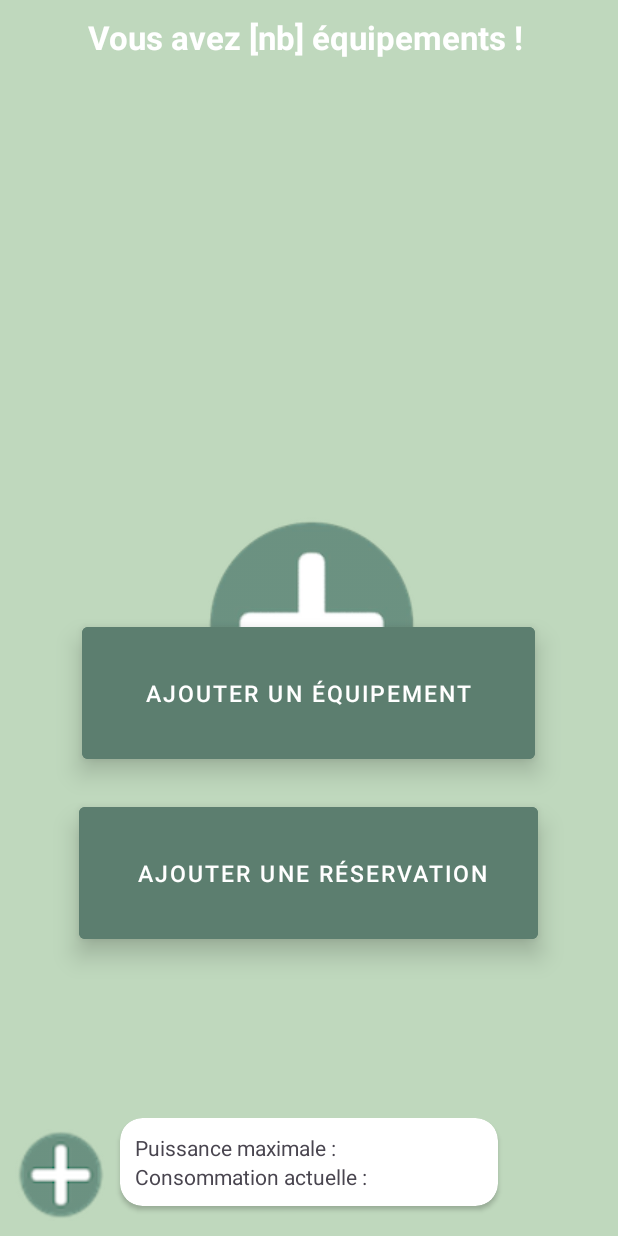
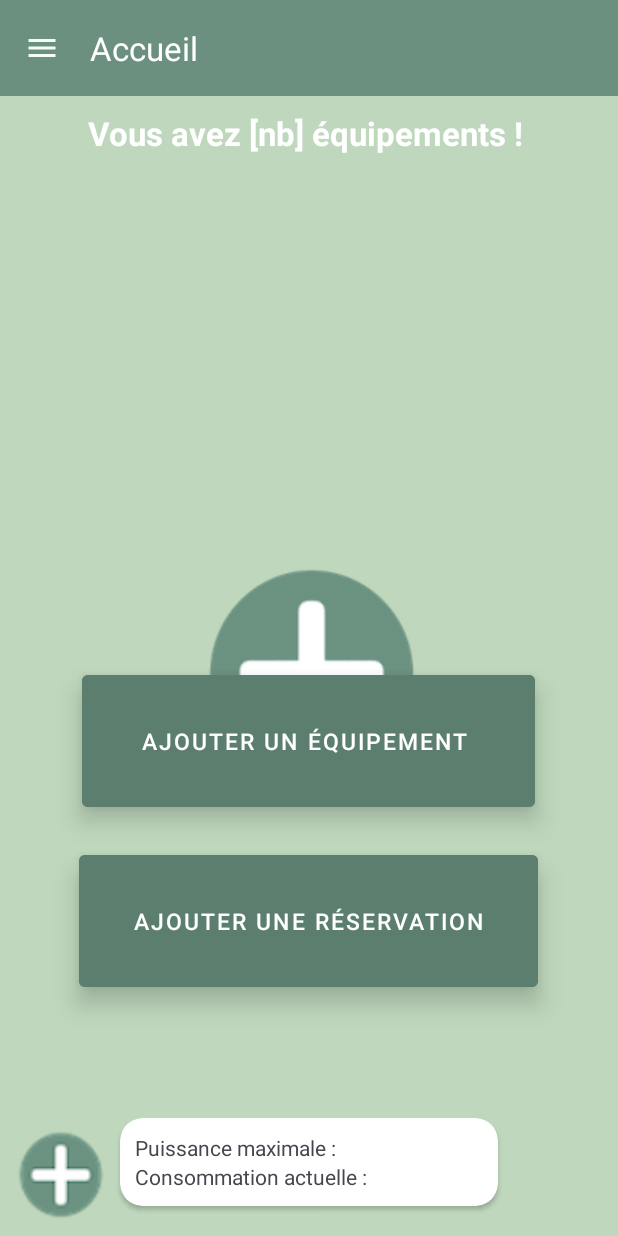
Before and after one commit to isradh/R4_11_Projet_DevMobile, an Android app: the fragment EquipementFragment placed in its activity, on a phone screen of 412 x 824 dp. Run offline under Robolectric (Android 15) with nearby library versions, the phone set to English and light mode, and no system bars; our stand-ins replace Volley; network calls fail; 1 statement that could not run was skipped.

Commit message:
affichage equipement, ajustement menu hamburger

```diff
--- a/app/src/main/java/com/example/r4_11_devmobile/EquipementFragment.java
+++ b/app/src/main/java/com/example/r4_11_devmobile/EquipementFragment.java
@@ -1,4 +1,6 @@
 package com.example.r4_11_devmobile;
+
+import com.example.r4_11_devmobile.UserId;
 
 import android.content.Intent;
 import android.os.Bundle;
@@ -9,11 +11,32 @@ import android.view.LayoutInflater;
 import android.view.View;
 import android.view.ViewGroup;
 import android.widget.ImageView;
+import android.widget.ListView;
+import android.widget.TextView;
+import android.widget.Toast;
+
+import com.android.volley.Request;
+import com.android.volley.Response;
+import com.android.volley.VolleyError;
+import com.android.volley.toolbox.JsonArrayRequest;
+import com.android.volley.toolbox.Volley;
+
+import org.json.JSONArray;
+import org.json.JSONException;
+import org.json.JSONObject;
+
+import java.util.ArrayList;
 
 
 public class EquipementFragment extends Fragment {
 
     private View view;
+
+    private ListView listView;
+
+    private int nbEquipement ;
+
+    ImageView ajoutAlerte;
 
     @Override
     public View onCreateView(LayoutInflater inflater, ViewGroup container,
@@ -21,9 +44,10 @@ public class EquipementFragment extends Fragment {
 
         view = inflater.inflate(R.layout.fragment_equipement, container, false);
 
+        // Initialisez votre ListView ici
+        listView = view.findViewById(R.id.ancienneAlertelistView);
 
-        ImageView ajoutAlerte = view.findViewById(R.id.ajoutAlerte);
-
+        ajoutAlerte = view.findViewById(R.id.ajoutAlerte);
 
         ajoutAlerte.setOnClickListener(new View.OnClickListener() {
             @Override
@@ -33,8 +57,55 @@ public class EquipementFragment extends Fragment {
             }
         });
 
+        String userId = UserId.getUserId();
+        connectUser(userId);
+
         return view;
+    }
 
+
+    public void connectUser(String userId) {
+        String url = "http://10.0.2.2/devmobile/actions/recupEquipement.php?userId=" + userId;
+        JsonArrayRequest jsonArrayRequest = new JsonArrayRequest(Request.Method.GET, url, null,
+                new Response.Listener<JSONArray>() {
+                    @Override
+                    public void onResponse(JSONArray response) {
+
+                        handleResponse(response);
+                        if (nbEquipement > 0) {
+                            listView.setVisibility(View.VISIBLE);
+                            ajoutAlerte.setVisibility(View.INVISIBLE);
+                            TextView nbequipement = view.findViewById(R.id.hello);
+                            nbequipement.setText("Vous avez " + nbEquipement + " équipements !");
+                        }
+                    }
+                }, new Response.ErrorListener() {
+            @Override
+            public void onErrorResponse(VolleyError erreur) {
+                Toast.makeText(getContext(), erreur.getMessage().toString(), Toast.LENGTH_LONG).show();
+            }
+        });
+
+        Volley.newRequestQueue(getContext()).add(jsonArrayRequest);
+    }
+
+    private void handleResponse(JSONArray response) {
+        ArrayList<Equipement> equipement = new ArrayList<>();
+        for (int i = 0; i < response.length(); i++) {
+            try {
+                JSONObject jsonObject = response.getJSONObject(i);
+                String nom = jsonObject.getString("nom");
+                String wattageStr = jsonObject.getString("wattage");
+                int wattage = Integer.parseInt(wattageStr);
+                equipement.add(new Equipement(nom, wattage));
+
+            } catch (JSONException e) {
+                e.printStackTrace();
+            }
+        }
+        EquipmentAdaptateur adapter = new EquipmentAdaptateur(getContext(), equipement);
+        listView.setAdapter(adapter);
+        nbEquipement = equipement.size();
 
     }
 
--- a/app/src/main/java/com/example/r4_11_devmobile/EspaceClientFragment.java
+++ b/app/src/main/java/com/example/r4_11_devmobile/EspaceClientFragment.java
@@ -30,7 +30,6 @@ public class EspaceClientFragment extends Fragment {
 
     private View view;
     public EspaceClientFragment() {
-        // Constructeur vide requis pour les fragments
     }
 
     @Override
--- a/app/src/main/java/com/example/r4_11_devmobile/NewEquipmentActivity.java
+++ b/app/src/main/java/com/example/r4_11_devmobile/NewEquipmentActivity.java
@@ -43,7 +43,6 @@ public class NewEquipmentActivity extends AppCompatActivity {
     Button upload_btn;
     String base64Image = null;
     String nom;
-    ProgressBar progressBar;
     Bitmap bitmap;
     String wattage;
 
--- a/app/src/main/java/com/example/r4_11_devmobile/ResidentFragment.java
+++ b/app/src/main/java/com/example/r4_11_devmobile/ResidentFragment.java
@@ -29,7 +29,6 @@ public class ResidentFragment extends Fragment {
     @Override
     public View onCreateView(LayoutInflater inflater, ViewGroup container,
                              Bundle savedInstanceState) {
-        // Inflate the layout for this fragment
         view = inflater.inflate(R.layout.fragment_resident, container, false);
         listView = view.findViewById(R.id.ancienneAlertelistView);
         connectUser();
--- a/app/src/main/res/layout/activity_accueil.xml
+++ b/app/src/main/res/layout/activity_accueil.xml
@@ -1,5 +1,5 @@
-<?xml version="1.0" encoding="utf-8"?>
-<androidx.drawerlayout.widget.DrawerLayout xmlns:android="http://schemas.android.com/apk/res/android"
+<androidx.drawerlayout.widget.DrawerLayout
+    xmlns:android="http://schemas.android.com/apk/res/android"
     xmlns:app="http://schemas.android.com/apk/res-auto"
     xmlns:tools="http://schemas.android.com/tools"
     android:id="@+id/drawer_layout"
@@ -10,23 +10,13 @@
 
     <RelativeLayout
         android:layout_width="match_parent"
-        android:layout_height="wrap_content">
+        android:layout_height="match_parent">
 
         <com.google.android.material.appbar.AppBarLayout
             android:id="@+id/appbarLayout"
             android:fitsSystemWindows="true"
             android:layout_width="match_parent"
             android:layout_height="wrap_content">
-
-        </com.google.android.material.appbar.AppBarLayout>
-
-
-        <FrameLayout
-            android:layout_width="match_parent"
-            android:layout_height="match_parent"
-            android:id="@+id/frameLayout"
-            android:layout_below="@+id/appbarLayout">
-
 
             <com.google.android.material.appbar.MaterialToolbar
                 android:id="@+id/toolbar"
@@ -37,6 +27,15 @@
                 app:theme="@style/ToolbarTheme"
                 app:title="Accueil" />
 
+        </com.google.android.material.appbar.AppBarLayout>
+
+        <FrameLayout
+            android:id="@+id/frameLayout"
+            android:layout_width="match_parent"
+            android:layout_height="match_parent"
+            android:layout_below="@+id/appbarLayout">
+
+            <!-- Déplacez les éléments spécifiques ici -->
             <TextView
                 android:id="@+id/hello"
                 android:layout_width="wrap_content"
@@ -49,8 +48,7 @@
                 android:fontFamily="sans-serif-light"
                 android:textColor="#FFFFFF"
                 android:textSize="30dp"
-                android:textStyle="bold"
-                 />
+                android:textStyle="bold" />
 
             <ImageView
                 android:id="@+id/image"
@@ -58,10 +56,7 @@
                 android:layout_height="200dp"
                 android:layout_marginLeft="50dp"
                 android:layout_marginTop="150dp"
-
-
-                android:src="@drawable/maison_ecologique"
-                tools:ignore="MissingConstraints" />
+                android:src="@drawable/maison_ecologique" />
 
             <Button
                 android:id="@+id/ajtEq"
@@ -72,9 +67,8 @@
                 android:layout_marginTop="50dp"
                 android:backgroundTint="#5C7E6F"
                 android:elevation="10dp"
-                android:text=" Ajouter un équipement "
-                android:textSize="15dp"
-                tools:ignore="TextSizeCheck" />
+                android:text="Ajouter un équipement "
+                android:textSize="15dp" />
 
             <Button
                 android:id="@+id/ajtRes"
@@ -85,18 +79,12 @@
                 android:layout_marginTop="170dp"
                 android:backgroundTint="#5C7E6F"
                 android:elevation="10dp"
-                android:text=" Ajouter une réservation"
-                android:textSize="15dp"
-                tools:ignore="TextSizeCheck" />
+                android:text="Ajouter une réservation"
+                android:textSize="15dp" />
 
         </FrameLayout>
 
-
-
-
     </RelativeLayout>
-
-
 
     <com.google.android.material.navigation.NavigationView
         android:id="@+id/navigation_view"
@@ -107,5 +95,4 @@
         app:menu="@menu/main_menu"
         android:visibility="visible"/>
 
-
 </androidx.drawerlayout.widget.DrawerLayout>
--- a/app/src/main/res/layout/fragment_equipement.xml
+++ b/app/src/main/res/layout/fragment_equipement.xml
@@ -12,6 +12,7 @@
         android:layout_width="match_parent"
         android:layout_marginTop="10dp"
         android:layout_height="match_parent">
+
 
         <TextView
             android:id="@+id/hello"
@@ -35,6 +36,27 @@
             app:layout_constraintEnd_toEndOf="parent"
             app:layout_constraintBottom_toBottomOf="parent"
             app:layout_constraintTop_toTopOf="parent"/>
+
+
+
+        <FrameLayout
+            android:id="@+id/frameLayout"
+            android:layout_width="match_parent"
+            android:layout_height="0dp"
+            app:layout_constraintTop_toBottomOf="@id/hello"
+            app:layout_constraintBottom_toTopOf="@id/information">
+
+            <ListView
+                android:id="@+id/ancienneAlertelistView"
+                android:layout_width="match_parent"
+                android:layout_height="match_parent"
+                android:paddingRight="20dp"
+                android:paddingLeft="20dp"
+                android:visibility="invisible"
+                android:layout_marginTop="20dp"
+                android:layout_marginBottom="20dp"/>
+
+        </FrameLayout>
 
         <ImageView
             android:layout_width="wrap_content"
@@ -76,6 +98,7 @@
                         android:text="Consommation actuelle :" />
 
                 </LinearLayout>
+
             </androidx.cardview.widget.CardView>
 
 
--- a/app/src/main/res/layout/item_resident.xml
+++ b/app/src/main/res/layout/item_resident.xml
@@ -5,6 +5,7 @@
     xmlns:tools="http://schemas.android.com/tools"
     android:layout_width="match_parent"
     android:layout_height="wrap_content"
+    app:cardBackgroundColor="@color/veriligthgreen"
     app:cardCornerRadius="25dp">
 
 
@@ -15,7 +16,6 @@
         android:layout_height="wrap_content"
         android:layout_marginStart="10dp"
         android:layout_marginEnd="10dp"
-
         app:cardCornerRadius="15dp"
         app:cardBackgroundColor="@color/ligthgreen"
         tools:ignore="MissingConstraints"
--- a/app/src/main/res/menu/main_menu.xml
+++ b/app/src/main/res/menu/main_menu.xml
@@ -2,6 +2,11 @@
 <menu xmlns:android="http://schemas.android.com/apk/res/android"
     xmlns:app="http://schemas.android.com/apk/res-auto">
     <group>
+        <item
+            android:id="@+id/nav_accueil"
+            android:title="Page d'accueil"
+
+            />
         <item
             android:id="@+id/nav_equipement"
             android:title="Listes des équipement"
```
Also changed, not shown: app/src/main/java/com/example/r4_11_devmobile/AccueilActivity.java (+15 -0 lines), app/src/main/java/com/example/r4_11_devmobile/AccueilFragment.java (added, +64 -0 lines), app/src/main/java/com/example/r4_11_devmobile/Equipement.java (added, +22 -0 lines), app/src/main/java/com/example/r4_11_devmobile/EquipmentAdaptateur.java (added, +35 -0 lines), app/src/main/res/layout/activity_resident.xml (+4 -4 lines), app/src/main/res/layout/fragment_accueil.xml (added, +56 -0 lines), app/src/main/res/layout/item_equipement.xml (added, +127 -0 lines), 146 other files.
